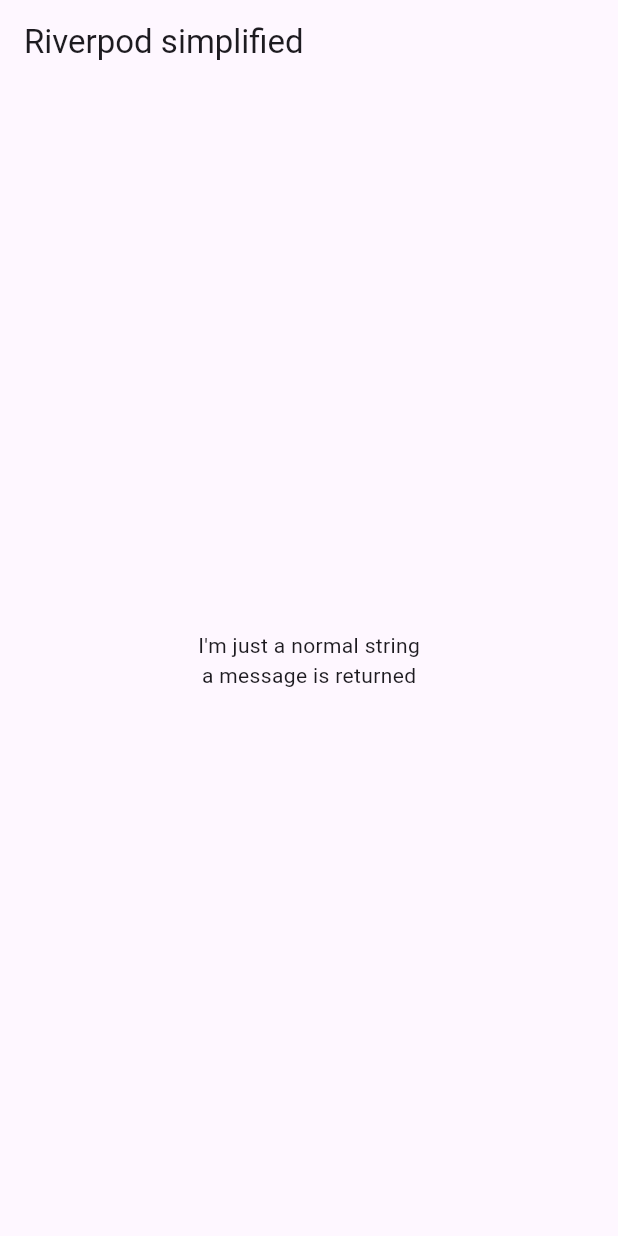
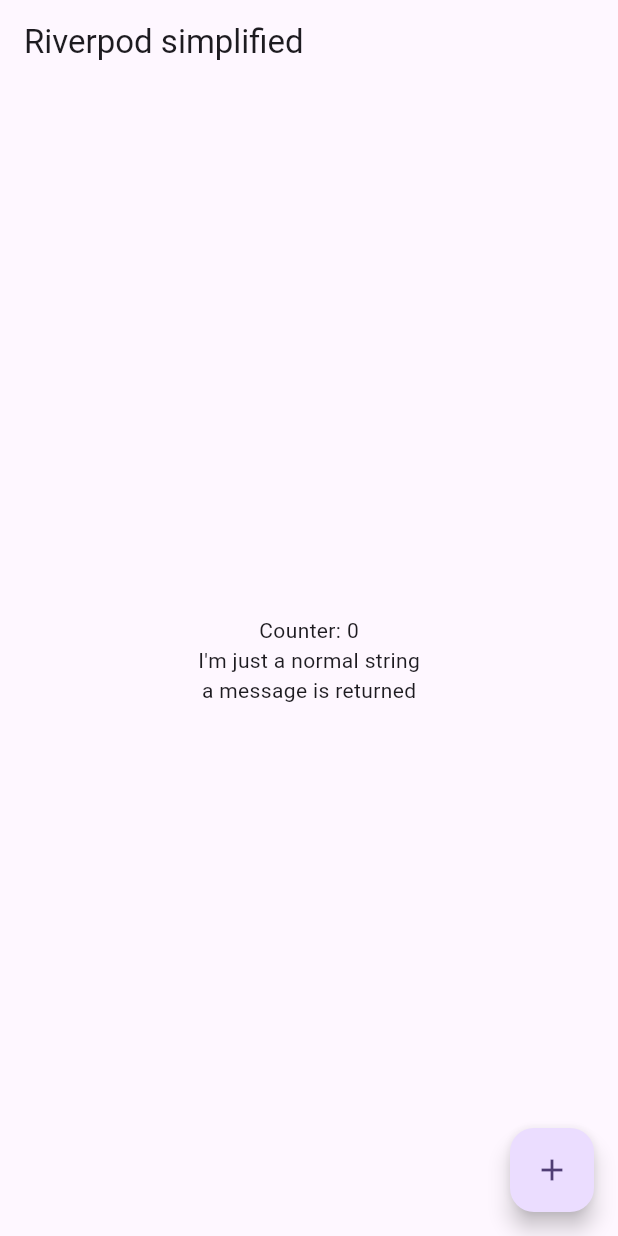
Before and after one commit to kaungmyathan22/flutter-firebase-twitter-clone, a Flutter app: the screen it shows after launch, on a phone screen of 412 x 824 dp. Run offline on Flutter 3.47's test engine with Material 3 defaults, Android fonts, the phone set to English and light mode, and no system bars; our stand-ins replace flutter_riverpod, font_awesome_flutter.

Commit message:
update(): state notifier example

```diff
--- a/lib/main.dart
+++ b/lib/main.dart
@@ -32,12 +32,15 @@ class HomePage extends ConsumerWidget {
 
   @override
   Widget build(BuildContext context, WidgetRef ref) {
+    int counter = ref.watch(counterProvider);
+    CounterNotifier counterController = ref.watch(counterProvider.notifier);
     return Scaffold(
       appBar: AppBar(title: const Text("Riverpod simplified")),
       body: Center(
         child: Column(
           mainAxisAlignment: MainAxisAlignment.center,
           children: [
+            Text("Counter: $counter"),
             Text(
               ref.read(normalProvider),
             ),
@@ -58,6 +61,14 @@ class HomePage extends ConsumerWidget {
           ],
         ),
       ),
+      floatingActionButton: FloatingActionButton(
+        onPressed: () {
+          counterController.add();
+        },
+        child: const Icon(
+          Icons.add,
+        ),
+      ),
     );
   }
 }
--- a/lib/proviers.dart
+++ b/lib/proviers.dart
@@ -9,3 +9,14 @@ final messageProvider = FutureProvider<String>((ref) async {
     return "a message is returned";
   });
 });
+
+final counterProvider = StateNotifierProvider<CounterNotifier, int>((ref) {
+  return CounterNotifier();
+});
+
+class CounterNotifier extends StateNotifier<int> {
+  CounterNotifier() : super(0);
+  void add() {
+    state = state + 1;
+  }
+}
```
